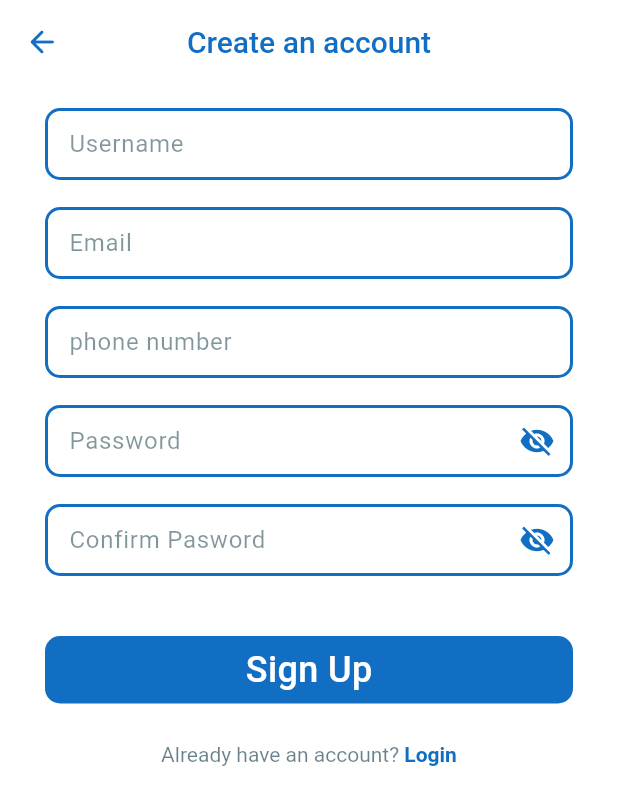
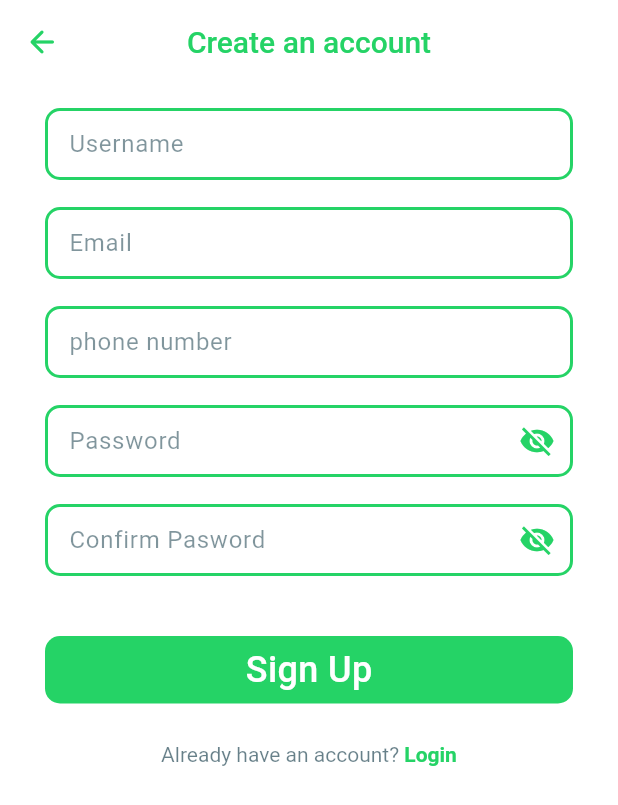
Before and after one commit to ykabdelrahman/mini_chat, a Flutter app: the SignupView screen opened by its route, on a phone screen of 412 x 824 dp. Shown: the top 805 px of the screen. Run offline on Flutter 3.47's test engine with Material 3 defaults, Android fonts, the phone set to English and light mode, and no system bars; our stand-ins replace go_router.

Commit message:
changed main color - added logo
- added inter font
- added logo
- changed main color to green
- fixed splash logo
- disabled default splash

```diff
--- a/lib/core/themes/colors_manager.dart
+++ b/lib/core/themes/colors_manager.dart
@@ -1,6 +1,6 @@
 import 'package:flutter/material.dart';
 
 class ColorsManager {
-  static const mainBlue = Color(0xff126EC3);
+  static const mainGreen = Color(0xff25D366);
   static const textGrey = Color(0xff022B3A);
 }
--- a/lib/core/utils/assets.dart
+++ b/lib/core/utils/assets.dart
@@ -1,3 +1,4 @@
 class AssetsData {
   static const String onboardingLogo = 'assets/images/onboarding.png';
+  static const String logo = 'assets/images/logo.png';
 }
--- a/lib/core/widgets/custom_appbar.dart
+++ b/lib/core/widgets/custom_appbar.dart
@@ -17,14 +17,14 @@ class CustomAppBar extends StatelessWidget implements PreferredSizeWidget {
     return AppBar(
       title: Text(
         title!,
-        style: Styles.textStyle20.copyWith(color: ColorsManager.mainBlue),
+        style: Styles.textStyle20.copyWith(color: ColorsManager.mainGreen),
       ),
       centerTitle: true,
       leading: InkWell(
         onTap: () => context.pop(),
         child: const Icon(
           Icons.arrow_back_rounded,
-          color: ColorsManager.mainBlue,
+          color: ColorsManager.mainGreen,
         ),
       ),
       elevation: 0,
--- a/lib/core/widgets/custom_button.dart
+++ b/lib/core/widgets/custom_button.dart
@@ -17,7 +17,7 @@ class CustomButton extends StatelessWidget {
   @override
   Widget build(BuildContext context) {
     return Material(
-      color: bgColor ?? ColorsManager.mainBlue,
+      color: bgColor ?? ColorsManager.mainGreen,
       borderRadius: BorderRadius.circular(10),
       child: InkWell(
         borderRadius: BorderRadius.circular(10),
--- a/lib/core/widgets/custom_text_form_field.dart
+++ b/lib/core/widgets/custom_text_form_field.dart
@@ -44,7 +44,7 @@ class CustomTextFormField extends StatelessWidget {
       controller: controller,
       validator: validator,
       obscureText: hideText ?? false,
-      cursorColor: ColorsManager.mainBlue,
+      cursorColor: ColorsManager.mainGreen,
       style: textStyle,
       textAlignVertical: TextAlignVertical.center,
       keyboardType: keyboardType ?? TextInputType.text,
@@ -75,7 +75,7 @@ class CustomTextFormField extends StatelessWidget {
     return OutlineInputBorder(
       borderSide: borderSide ??
           const BorderSide(
-            color: ColorsManager.mainBlue,
+            color: ColorsManager.mainGreen,
             width: 2,
           ),
       borderRadius: BorderRadius.circular(radius ?? 10),
--- a/lib/features/auth/presentation/views/login/login_view.dart
+++ b/lib/features/auth/presentation/views/login/login_view.dart
@@ -19,7 +19,7 @@ class LoginView extends StatelessWidget {
             child: Column(
               children: [
                 Image.asset(
-                  AssetsData.onboardingLogo,
+                  AssetsData.logo,
                   width: 150,
                   height: 150,
                 ),
@@ -29,7 +29,7 @@ class LoginView extends StatelessWidget {
                   child: Text(
                     'Login to your account',
                     style: Styles.textStyle18.copyWith(
-                      color: ColorsManager.mainBlue,
+                      color: ColorsManager.mainGreen,
                     ),
                   ),
                 ),
--- a/lib/features/auth/presentation/views/login/widgets/dont_have_account.dart
+++ b/lib/features/auth/presentation/views/login/widgets/dont_have_account.dart
@@ -23,7 +23,7 @@ class DontHaveAccount extends StatelessWidget {
           TextSpan(
             text: ' Sign Up',
             style: Styles.textStyle14.copyWith(
-              color: ColorsManager.mainBlue,
+              color: ColorsManager.mainGreen,
               fontWeight: FontWeight.w700,
             ),
             recognizer: TapGestureRecognizer()
--- a/lib/features/auth/presentation/views/login/widgets/login_form.dart
+++ b/lib/features/auth/presentation/views/login/widgets/login_form.dart
@@ -40,7 +40,7 @@ class _LoginFormState extends State<LoginForm> {
               },
               child: Icon(
                 isObscureText ? Icons.visibility_off : Icons.visibility,
-                color: ColorsManager.mainBlue,
+                color: ColorsManager.mainGreen,
               ),
             ),
             validator: validatePassword,
@@ -51,7 +51,7 @@ class _LoginFormState extends State<LoginForm> {
             child: Text(
               'Forgot Password?',
               style: Styles.textStyle12.copyWith(
-                color: ColorsManager.mainBlue,
+                color: ColorsManager.mainGreen,
               ),
             ),
           ),
--- a/lib/features/auth/presentation/views/signup/widgets/already_have_account.dart
+++ b/lib/features/auth/presentation/views/signup/widgets/already_have_account.dart
@@ -22,7 +22,7 @@ class AlreadyHaveAccount extends StatelessWidget {
           TextSpan(
             text: ' Login',
             style: Styles.textStyle14.copyWith(
-              color: ColorsManager.mainBlue,
+              color: ColorsManager.mainGreen,
               fontWeight: FontWeight.w700,
             ),
             recognizer: TapGestureRecognizer()
--- a/lib/features/auth/presentation/views/signup/widgets/signup_form.dart
+++ b/lib/features/auth/presentation/views/signup/widgets/signup_form.dart
@@ -56,7 +56,7 @@ class _SignupFormState extends State<SignupForm> {
               },
               child: Icon(
                 isPasswordObscureText ? Icons.visibility_off : Icons.visibility,
-                color: ColorsManager.mainBlue,
+                color: ColorsManager.mainGreen,
               ),
             ),
             validator: validatePassword,
@@ -76,7 +76,7 @@ class _SignupFormState extends State<SignupForm> {
                 isPasswordConfirmationObscureText
                     ? Icons.visibility_off
                     : Icons.visibility,
-                color: ColorsManager.mainBlue,
+                color: ColorsManager.mainGreen,
               ),
             ),
             validator: (value) {
--- a/lib/features/onboarding/presentation/views/onboarding_view.dart
+++ b/lib/features/onboarding/presentation/views/onboarding_view.dart
@@ -25,6 +25,8 @@ class OnboardingView extends StatelessWidget {
                 textAlign: TextAlign.center,
               ),
               const Spacer(),
+              const Text('Terms & Privacy Policy'),
+              const SizedBox(height: 18),
               CustomButton(
                 text: 'Start Messaging',
                 onTap: () => context.go(Routes.loginView),
```
Also changed, not shown: lib/features/onboarding/presentation/views/splash_view.dart (+6 -9 lines), pubspec.yaml (+10 -17 lines), assets/fonts/Inter-Bold.ttf (added), assets/fonts/Inter-Medium.ttf (added), assets/fonts/Inter-Regular.ttf (added), assets/fonts/Inter-SemiBold.ttf (added), assets/images/logo.png (added), assets/images/onboarding.png, 1 other file.
